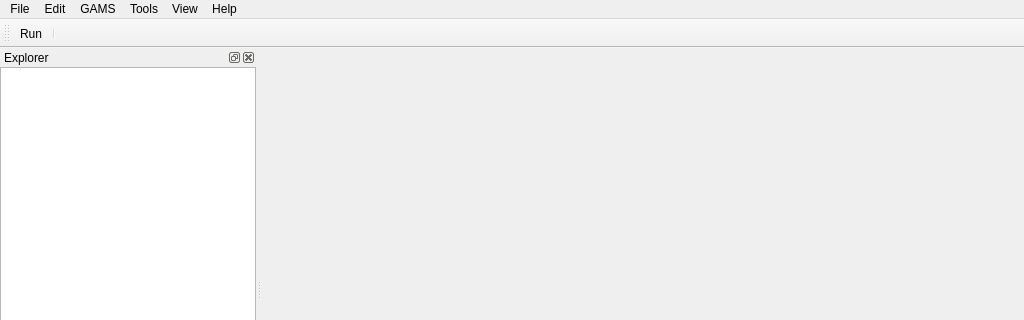
Above: src/mainwindow.ui from GAMS-dev/studio before the change; both pictures show x 0 to 1024 and y 0 to 320 of the 1024 by 768 pixel window. Below: the same form after it.
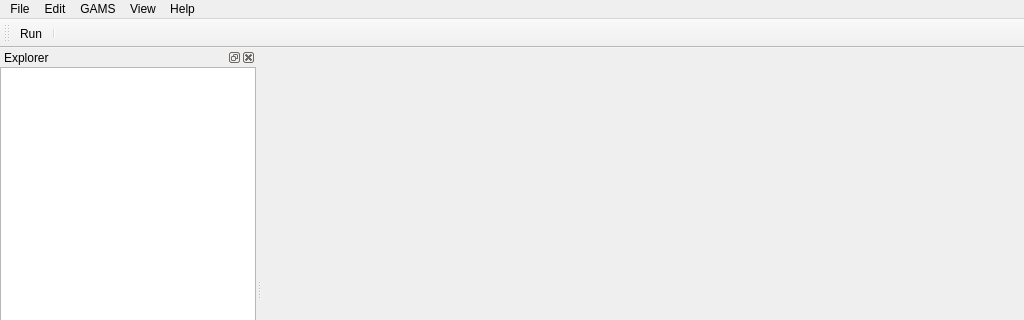
That is the form after the change. Icons and pictures are not drawn.

Commit message: obsolete actions removed, refactorization.

The edit to the form file:
```diff
--- a/src/mainwindow.ui
+++ b/src/mainwindow.ui
@@ -129,12 +129,6 @@
     <addaction name="separator"/>
     <addaction name="actionNew_Tab"/>
    </widget>
-   <widget class="QMenu" name="menuTools">
-    <property name="title">
-     <string>Tools</string>
-    </property>
-    <addaction name="actionSim_Process"/>
-   </widget>
    <widget class="QMenu" name="menuView">
     <property name="title">
      <string>View</string>
@@ -163,7 +157,6 @@
    <addaction name="menuFile"/>
    <addaction name="menuEdit"/>
    <addaction name="menu_GAMs"/>
-   <addaction name="menuTools"/>
    <addaction name="menuView"/>
    <addaction name="menuHelp"/>
   </widget>
```
Left out of the diff: 56 changed lines with no effect on the pictures. The commit also changes 2 other files.
